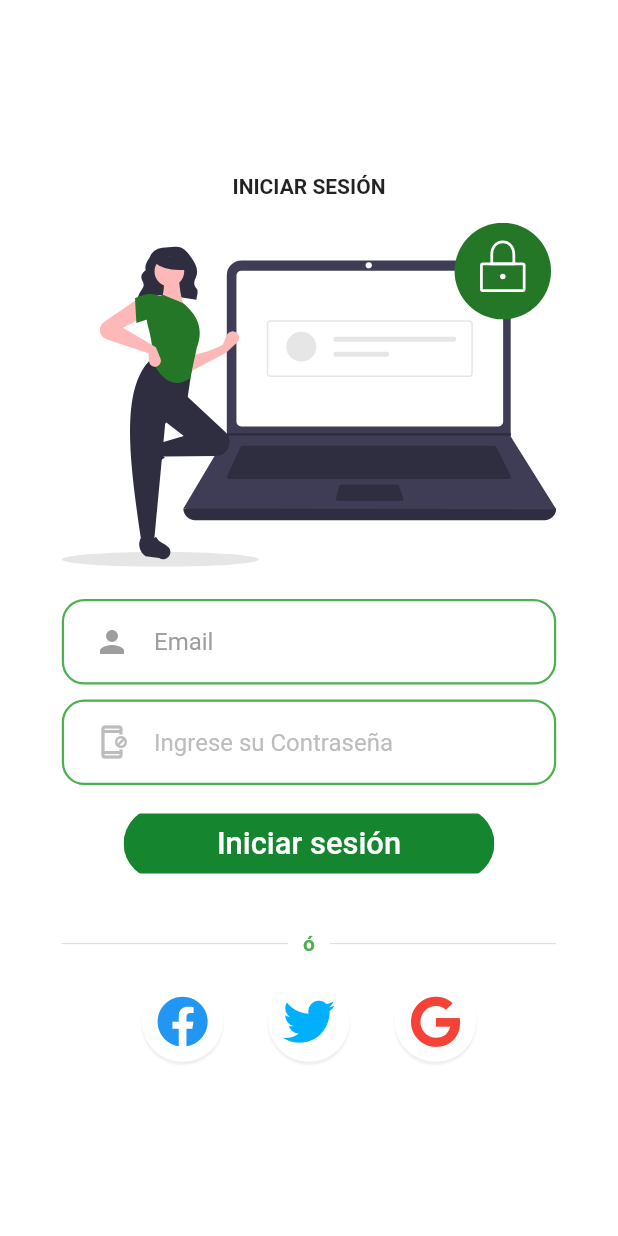
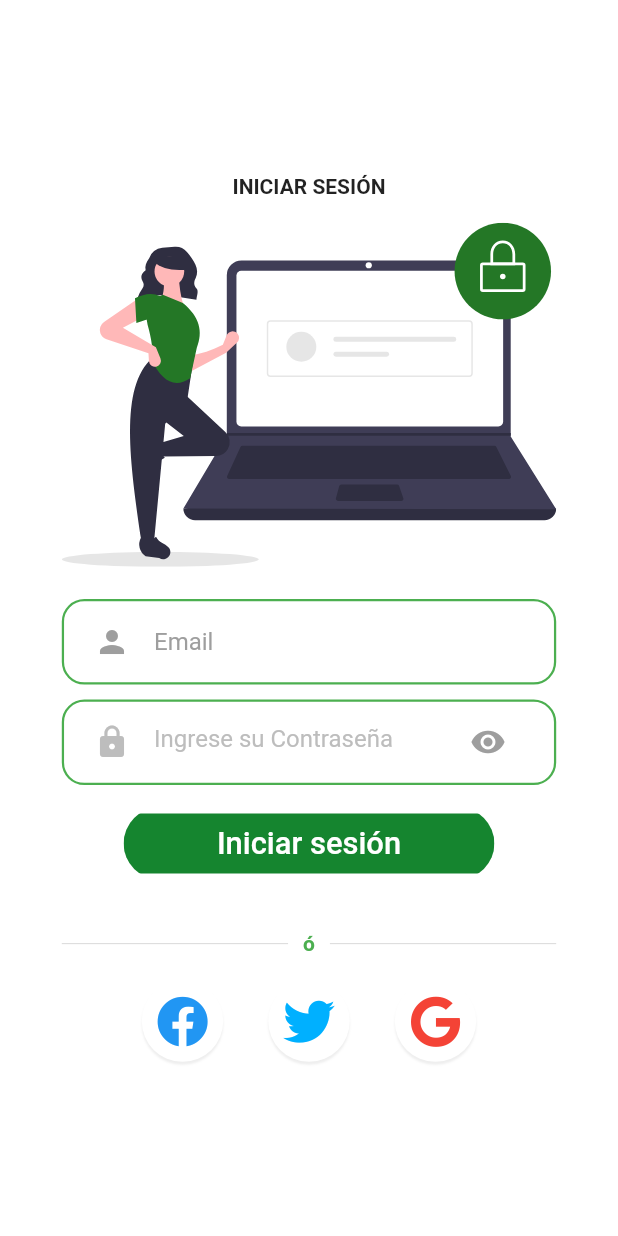
Before and after one commit to vnt-anuncios/ui-flutter-anuncios, a Flutter app: the screen it shows after launch, on a phone screen of 412 x 824 dp. Run offline on Flutter 3.47's test engine with Material 2 defaults, Android fonts, the phone set to English and light mode, and no system bars; our stand-ins replace flutter_svg, font_awesome_flutter, get, sizer.

Commit message:
mejorado login

```diff
--- a/lib/app/modules/login/views/components/rounded_input_field.dart
+++ b/lib/app/modules/login/views/components/rounded_input_field.dart
@@ -16,6 +16,7 @@ class RoundedInputField extends StatelessWidget {
   Widget build(BuildContext context) {
     return TextFieldContainer(
       child: TextField(
+        keyboardType: TextInputType.emailAddress,
         style: TextStyle(
           color: Colors.grey.shade700,
         ),
--- a/lib/app/modules/login/views/components/rounded_input_password.dart
+++ /dev/null
@@ -1,39 +0,0 @@
-import 'package:anuncios_ui/app/modules/login/views/components/TextFieldContainer.dart';
-import 'package:flutter/material.dart';
-
-class RoundedInputPassword extends StatelessWidget {
-  final String hintText;
-  final IconData icon;
-  final ValueChanged<String> onChanged;
-  const RoundedInputPassword(
-      {Key? key,
-      required this.hintText,
-      this.icon = Icons.app_blocking_outlined,
-      required this.onChanged})
-      : super(key: key);
-
-  @override
-  Widget build(BuildContext context) {
-    return TextFieldContainer(
-      child: TextField(
-        obscureText: true,
-        style: TextStyle(
-          color: Colors.grey.shade600,
-        ),
-        onChanged: onChanged,
-        cursorColor: Colors.green,
-        decoration: InputDecoration(
-          icon: Icon(
-            icon,
-            color: Colors.grey.shade400,
-          ),
-          hintText: hintText,
-          hintStyle: TextStyle(
-            color: Colors.grey.shade400,
-          ),
-          border: InputBorder.none,
-        ),
-      ),
-    );
-  }
-}
--- /dev/null
+++ b/lib/app/modules/login/views/components/rounded_password_field.dart
@@ -0,0 +1,57 @@
+import 'package:anuncios_ui/app/modules/login/views/components/TextFieldContainer.dart';
+import 'package:flutter/material.dart';
+
+class RoundedPasswordField extends StatefulWidget {
+  final String hintText;
+  final IconData icon;
+  final ValueChanged<String> onChanged;
+  const RoundedPasswordField({
+    Key? key,
+    required this.hintText,
+    this.icon = Icons.app_blocking_outlined,
+    required this.onChanged,
+  }) : super(key: key);
+
+  @override
+  _RoundedPasswordFieldState createState() => _RoundedPasswordFieldState();
+}
+
+class _RoundedPasswordFieldState extends State<RoundedPasswordField> {
+  bool visibleBool = false;
+  final textFieldFocusNode = FocusNode();
+  @override
+  Widget build(BuildContext context) {
+    return TextFieldContainer(
+      child: TextField(
+        obscureText: visibleBool,
+        style: TextStyle(
+          color: Colors.grey.shade600,
+        ),
+        onChanged: widget.onChanged,
+        cursorColor: Colors.green,
+        decoration: InputDecoration(
+          icon: Icon(
+            Icons.lock,
+            color: Colors.grey.shade400,
+          ),
+          suffixIcon: IconButton(
+            onPressed: () {
+              setState(() {
+                visibleBool = !visibleBool;
+              });
+            },
+            icon: Icon(
+              (visibleBool) ? Icons.visibility_off : Icons.visibility,
+              color: Colors.grey,
+            ),
+          ),
+          hintText: widget.hintText,
+          hintStyle: TextStyle(
+            color: Colors.grey.shade400,
+          ),
+          border: InputBorder.none,
+        ),
+      ),
+    );
+  }
+}
--- a/lib/app/modules/login/views/login_view.dart
+++ b/lib/app/modules/login/views/login_view.dart
@@ -1,7 +1,7 @@
 import 'package:anuncios_ui/app/modules/login/views/components/or_divider.dart';
 import 'package:anuncios_ui/app/modules/login/views/components/rounded_button.dart';
 import 'package:anuncios_ui/app/modules/login/views/components/rounded_input_field.dart';
-import 'package:anuncios_ui/app/modules/login/views/components/rounded_input_password.dart';
+import 'package:anuncios_ui/app/modules/login/views/components/rounded_password_field.dart';
 import 'package:anuncios_ui/app/modules/login/views/components/social_icon.dart';
 import 'package:flutter/material.dart';
 import 'package:flutter_svg/flutter_svg.dart';
@@ -44,9 +44,11 @@ class LoginView extends GetView<LoginController> {
                   hintText: "Email",
                   onChanged: (value) {},
                 ),
-                RoundedInputPassword(
+                RoundedPasswordField(
                   hintText: "Ingrese su Contraseña",
-                  onChanged: (value) {},
+                  onChanged: (value) {
+                    print(value);
+                  },
                 ),
                 RoundedButton(
                   text: "Iniciar sesión",
```
